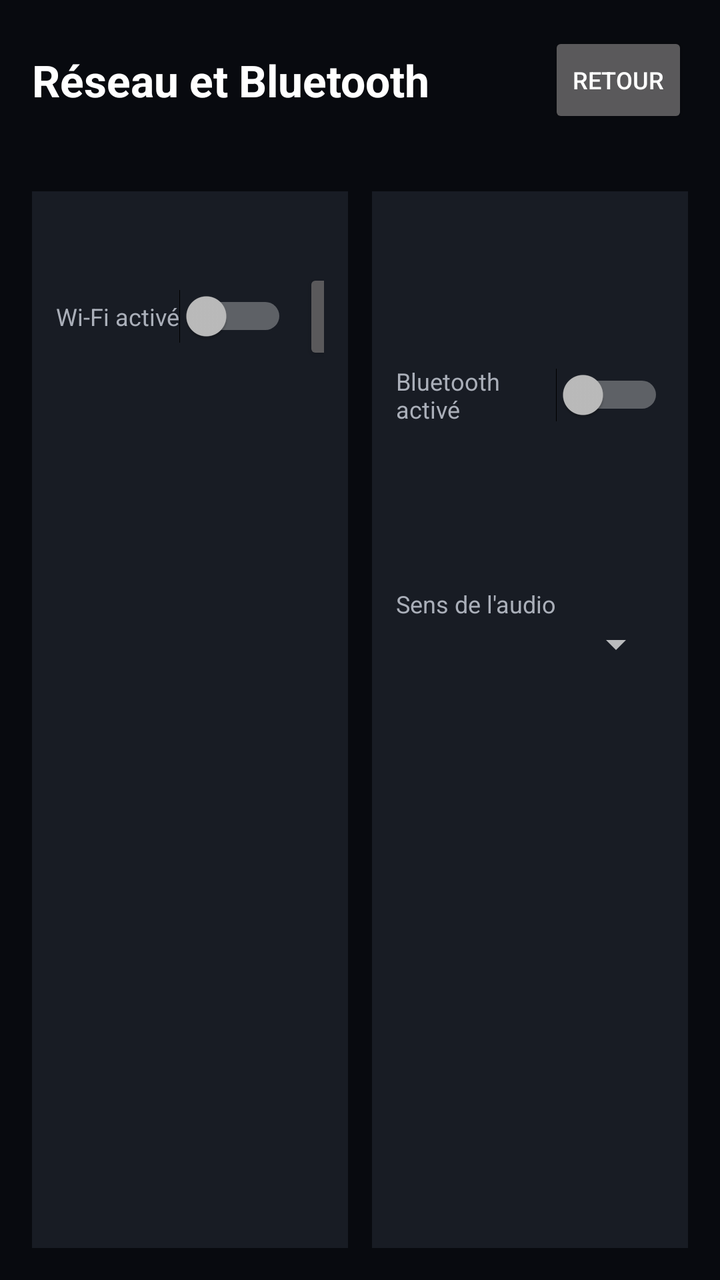
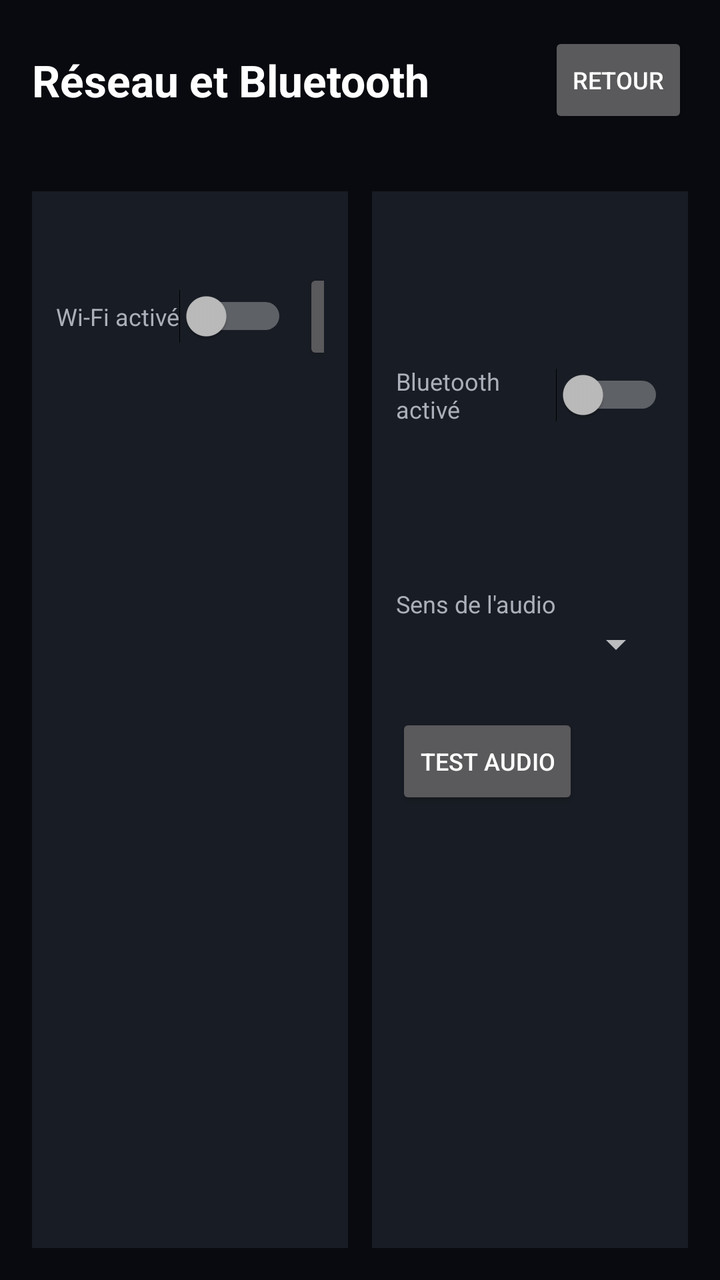

Screens rendered from an Android XML layout before and after an edit, with the pre-edit source and the edit as a unified diff.
<!-- AndroidManifest.xml: application theme Theme.HaPanel -->
<!-- res/layout/activity_network.xml -->
<?xml version="1.0" encoding="utf-8"?>
<LinearLayout xmlns:android="http://schemas.android.com/apk/res/android"
    android:id="@+id/network_root"
    android:layout_width="match_parent"
    android:layout_height="match_parent"
    android:orientation="vertical"
    android:background="@color/background"
    android:focusable="true"
    android:focusableInTouchMode="true"
    android:padding="16dp">

    <LinearLayout
        android:layout_width="match_parent"
        android:layout_height="wrap_content"
        android:orientation="horizontal"
        android:gravity="center_vertical">

        <TextView
            android:layout_width="0dp"
            android:layout_height="wrap_content"
            android:layout_weight="1"
            android:text="@string/network_title"
            android:textColor="@color/text_primary"
            android:textSize="22sp"
            android:textStyle="bold" />

        <Button
            android:id="@+id/network_back"
            android:layout_width="wrap_content"
            android:layout_height="wrap_content"
            android:minWidth="0dp"
            android:text="@string/back"
            android:textSize="12sp" />
    </LinearLayout>

    <TextView
        android:id="@+id/link_status"
        android:layout_width="match_parent"
        android:layout_height="wrap_content"
        android:layout_marginTop="4dp"
        android:layout_marginBottom="10dp"
        android:textColor="@color/text_secondary"
        android:textSize="13sp" />

    <LinearLayout
        android:layout_width="match_parent"
        android:layout_height="0dp"
        android:layout_weight="1"
        android:orientation="horizontal"
        android:baselineAligned="false">

        

        <LinearLayout
            android:layout_width="0dp"
            android:layout_height="match_parent"
            android:layout_weight="1"
            android:orientation="vertical"
            android:background="@color/surface"
            android:padding="12dp">

            <LinearLayout
                android:layout_width="match_parent"
                android:layout_height="wrap_content"
                android:orientation="horizontal"
                android:gravity="center_vertical">

                <TextView
                    android:layout_width="0dp"
                    android:layout_height="wrap_content"
                    android:layout_weight="1"
                    android:text="@string/wifi_title"
                    android:textColor="@color/text_primary"
                    android:textSize="17sp"
                    android:textStyle="bold" />

                <Switch
                    android:id="@+id/wifi_enable"
                    android:layout_width="wrap_content"
                    android:layout_height="wrap_content"
                    android:text="@string/wifi_enable"
                    android:textColor="@color/text_secondary"
                    android:textSize="12sp" />

                <Button
                    android:id="@+id/wifi_scan"
                    android:layout_width="wrap_content"
                    android:layout_height="wrap_content"
                    android:layout_marginStart="8dp"
                    android:minWidth="0dp"
                    android:text="@string/wifi_scan"
                    android:textSize="12sp" />
            </LinearLayout>

            <TextView
                android:id="@+id/wifi_status"
                android:layout_width="match_parent"
                android:layout_height="wrap_content"
                android:layout_marginTop="2dp"
                android:layout_marginBottom="6dp"
                android:textColor="@color/text_secondary"
                android:textSize="12sp" />

            
            <LinearLayout
                android:id="@+id/wifi_location_warning"
                android:layout_width="match_parent"
                android:layout_height="wrap_content"
                android:orientation="vertical"
                android:visibility="gone"
                android:layout_marginBottom="6dp">

                <TextView
                    android:layout_width="match_parent"
                    android:layout_height="wrap_content"
                    android:text="@string/wifi_need_location"
                    android:textColor="@color/status_error"
                    android:textSize="12sp" />

                <Button
                    android:id="@+id/wifi_location_enable"
                    android:layout_width="wrap_content"
                    android:layout_height="wrap_content"
                    android:layout_marginTop="4dp"
                    android:minWidth="0dp"
                    android:text="@string/wifi_location_enable"
                    android:textSize="12sp" />
            </LinearLayout>

            <ListView
                android:id="@+id/wifi_list"
                android:layout_width="match_parent"
                android:layout_height="0dp"
                android:layout_weight="1"
                android:divider="@color/tile_border"
                android:dividerHeight="1dp" />

            <TextView
                android:id="@+id/wifi_empty"
                android:layout_width="match_parent"
                android:layout_height="wrap_content"
                android:text="@string/wifi_none_found"
                android:textColor="@color/text_secondary"
                android:textSize="13sp"
                android:visibility="gone" />
        </LinearLayout>

        <View
            android:id="@+id/column_gap"
            android:layout_width="12dp"
            android:layout_height="match_parent" />

        

        
        <LinearLayout
            android:id="@+id/bt_column"
            android:layout_width="0dp"
            android:layout_height="match_parent"
            android:layout_weight="1"
            android:orientation="vertical"
            android:background="@color/surface"
            android:padding="12dp">

            <LinearLayout
                android:layout_width="match_parent"
                android:layout_height="wrap_content"
                android:orientation="horizontal"
                android:gravity="center_vertical">

                <TextView
                    android:layout_width="0dp"
                    android:layout_height="wrap_content"
                    android:layout_weight="1"
                    android:text="@string/bt_title"
                    android:textColor="@color/text_primary"
                    android:textSize="17sp"
                    android:textStyle="bold" />

                <Switch
                    android:id="@+id/bt_enable"
                    android:layout_width="wrap_content"
                    android:layout_height="wrap_content"
                    android:text="@string/bt_enable"
                    android:textColor="@color/text_secondary"
                    android:textSize="12sp" />

                <Button
                    android:id="@+id/bt_action"
                    android:layout_width="wrap_content"
                    android:layout_height="wrap_content"
                    android:layout_marginStart="8dp"
                    android:minWidth="0dp"
                    android:text="@string/bt_scan"
                    android:textSize="12sp" />
            </LinearLayout>

            <TextView
                android:layout_width="match_parent"
                android:layout_height="wrap_content"
                android:layout_marginTop="6dp"
                android:text="@string/bt_mode"
                android:textColor="@color/text_secondary"
                android:textSize="12sp" />

            <Spinner
                android:id="@+id/bt_mode"
                android:layout_width="match_parent"
                android:layout_height="wrap_content" />

            <TextView
                android:id="@+id/bt_mode_help"
                android:layout_width="match_parent"
                android:layout_height="wrap_content"
                android:layout_marginTop="2dp"
                android:textColor="@color/text_secondary"
                android:textSize="11sp" />

            <TextView
                android:id="@+id/bt_status"
                android:layout_width="match_parent"
                android:layout_height="wrap_content"
                android:layout_marginTop="6dp"
                android:layout_marginBottom="6dp"
                android:textColor="@color/accent"
                android:textSize="12sp" />

            <ListView
                android:id="@+id/bt_list"
                android:layout_width="match_parent"
                android:layout_height="0dp"
                android:layout_weight="1"
                android:divider="@color/tile_border"
                android:dividerHeight="1dp" />

            <TextView
                android:id="@+id/bt_empty"
                android:layout_width="match_parent"
                android:layout_height="wrap_content"
                android:text="@string/bt_none_found"
                android:textColor="@color/text_secondary"
                android:textSize="13sp"
                android:visibility="gone" />
        </LinearLayout>
    </LinearLayout>

</LinearLayout>
<!-- resources referenced by this layout -->
<resources>
  <color name="accent">#FF00AAFF</color>
  <color name="background">#FF080A0F</color>
  <color name="status_error">#FFE05252</color>
  <color name="surface">#E61A1E27</color>
  <color name="text_primary">#FFFFFFFF</color>
  <color name="text_secondary">#FFAAAFB9</color>
  <color name="tile_border">#33FFFFFF</color>
  <string name="back">Retour</string>
  <string name="bt_enable">Bluetooth activé</string>
  <string name="bt_mode">Sens de l\'audio</string>
  <string name="bt_none_found">Aucun appareil</string>
  <string name="bt_scan">Rechercher</string>
  <string name="bt_title">Bluetooth</string>
  <string name="network_title">Réseau et Bluetooth</string>
  <string name="wifi_enable">Wi-Fi activé</string>
  <string name="wifi_location_enable">Activer la localisation</string>
  <string name="wifi_need_location">Android 8 n\'autorise la recherche de réseaux que si la localisation est activée.</string>
  <string name="wifi_none_found">Aucun réseau trouvé</string>
  <string name="wifi_scan">Rechercher</string>
  <string name="wifi_title">Wi-Fi</string>
  <style name="Theme.HaPanel" parent="Theme.AppCompat.NoActionBar">
          <item name="android:windowBackground">@color/background</item>
          <item name="android:textColorPrimary">@color/text_primary</item>
          <item name="colorAccent">@color/accent</item>
      </style>
</resources>

<!-- the commit's change to res/layout/activity_network.xml (unified diff, before → after) -->
@@ -216,6 +216,15 @@
                 android:textColor="@color/text_secondary"
                 android:textSize="11sp" />
 
+            <Button
+                android:id="@+id/bt_test_audio"
+                android:layout_width="wrap_content"
+                android:layout_height="wrap_content"
+                android:layout_marginTop="6dp"
+                android:minWidth="0dp"
+                android:text="@string/bt_test_audio"
+                android:textSize="12sp" />
+
             <TextView
                 android:id="@+id/bt_status"
                 android:layout_width="match_parent"
<!-- resource entries referenced after the edit -->
@@ -12,6 +12,7 @@
   <string name="bt_mode">Sens de l\'audio</string>
   <string name="bt_none_found">Aucun appareil</string>
   <string name="bt_scan">Rechercher</string>
+  <string name="bt_test_audio">Test audio</string>
   <string name="bt_title">Bluetooth</string>
   <string name="network_title">Réseau et Bluetooth</string>
   <string name="wifi_enable">Wi-Fi activé</string>
